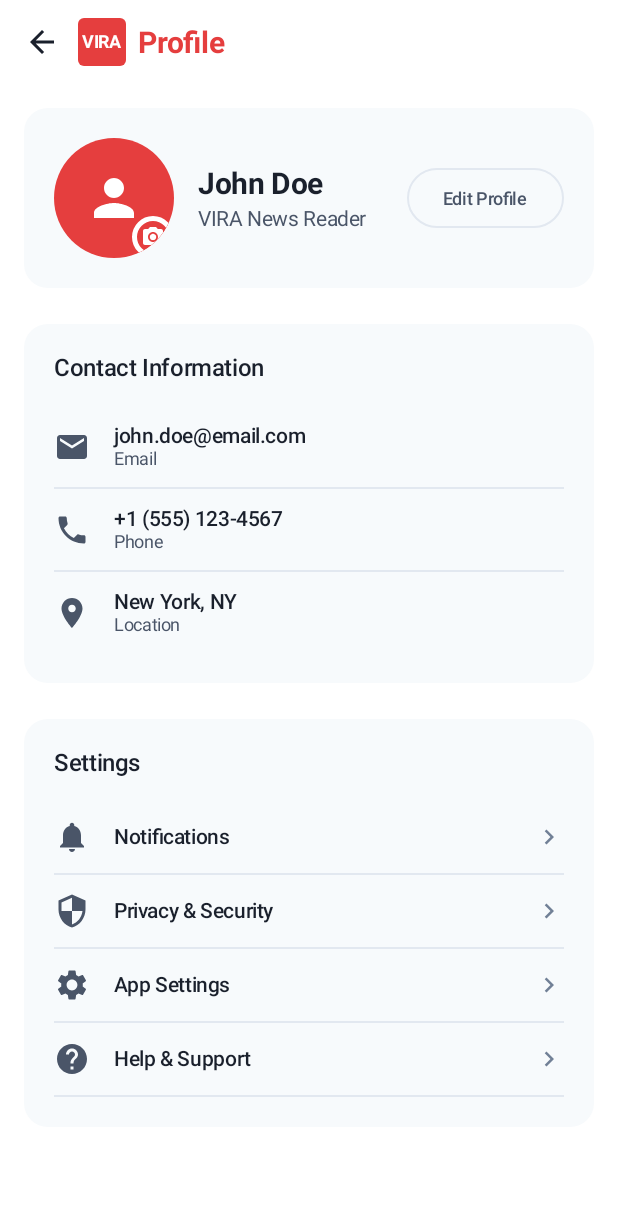
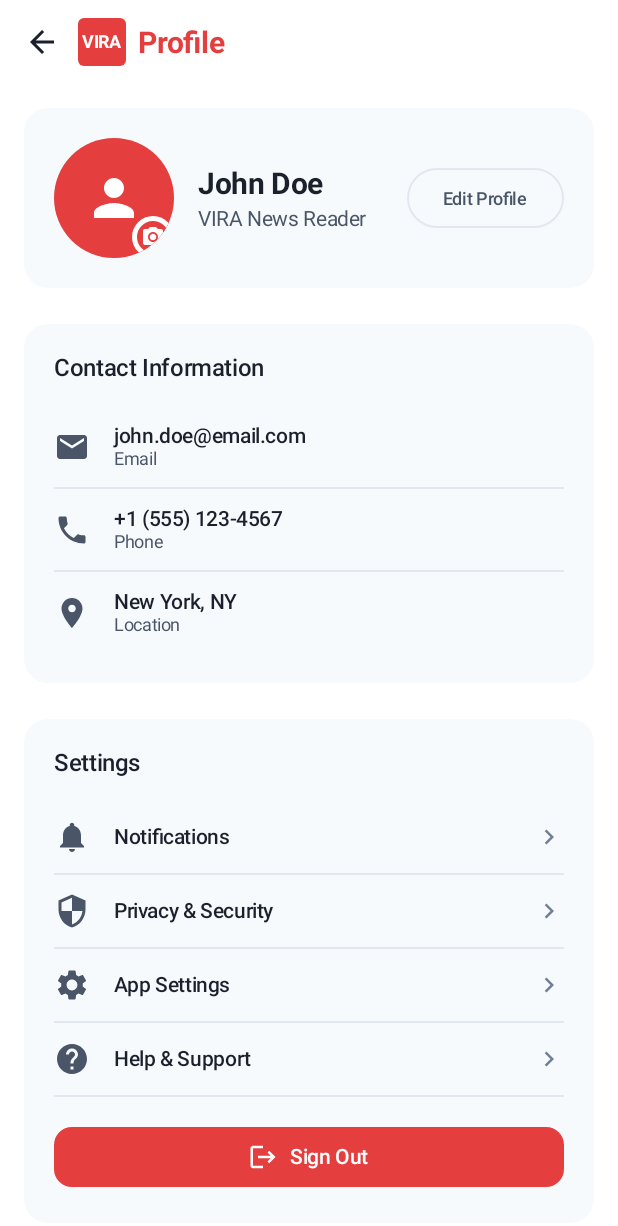
Before and after one commit to InshaadMerchant/Vira-Broadcasting-Android-App, an Android app built with Jetpack Compose: the ProfileScreen screen opened through its navigation route, on a phone screen of 412 x 824 dp. Shown: the top 1226 px of the screen. Run offline under Robolectric (Android 15) with nearby library versions, the phone set to English and light mode, and no system bars; pictures from the network do not load.

Commit message:
Add sign-out button functionality

```diff
--- a/app/src/main/java/com/example/virabroadcasting_android/ui/screens/ProfileScreen.kt
+++ b/app/src/main/java/com/example/virabroadcasting_android/ui/screens/ProfileScreen.kt
@@ -23,6 +23,8 @@ import androidx.compose.material.icons.Icons
 import androidx.compose.material.icons.filled.*
 import androidx.compose.material3.*
 import androidx.compose.material3.OutlinedButton
+import androidx.compose.material3.Button
+import androidx.compose.material3.ButtonDefaults
 import androidx.compose.runtime.*
 import androidx.compose.runtime.mutableStateOf
 import androidx.compose.ui.Alignment
@@ -40,7 +42,8 @@ fun ProfileScreen(
     onBackClick: () -> Unit,
     onEditProfileClick: () -> Unit,
     onSettingClick: (String) -> Unit,
-    onTestConnectionClick: () -> Unit
+    onTestConnectionClick: () -> Unit,
+    onSignOutClick: () -> Unit
 ) {
     Column(
         modifier = Modifier
@@ -244,6 +247,32 @@ fun ProfileScreen(
 
                         Divider(color = Color(0xFFE2E8F0), thickness = 1.dp)
 
+                        // Sign Out Button
+                        Button(
+                            onClick = onSignOutClick,
+                            modifier = Modifier
+                                .fillMaxWidth()
+                                .padding(top = 16.dp),
+                            colors = ButtonDefaults.buttonColors(
+                                containerColor = ViraRed
+                            ),
+                            shape = RoundedCornerShape(12.dp)
+                        ) {
+                            Icon(
+                                imageVector = Icons.Default.Logout,
+                                contentDescription = "Sign Out",
+                                tint = Color.White,
+                                modifier = Modifier.size(20.dp)
+                            )
+                            Spacer(modifier = Modifier.width(8.dp))
+                            Text(
+                                text = "Sign Out",
+                                style = MaterialTheme.typography.titleMedium,
+                                color = Color.White,
+                                fontWeight = FontWeight.SemiBold
+                            )
+                        }
+
                     }
                 }
             }
```
Also changed, not shown: app/src/main/java/com/example/virabroadcasting_android/ui/navigation/ViraNavigation.kt (+16 -2 lines).
